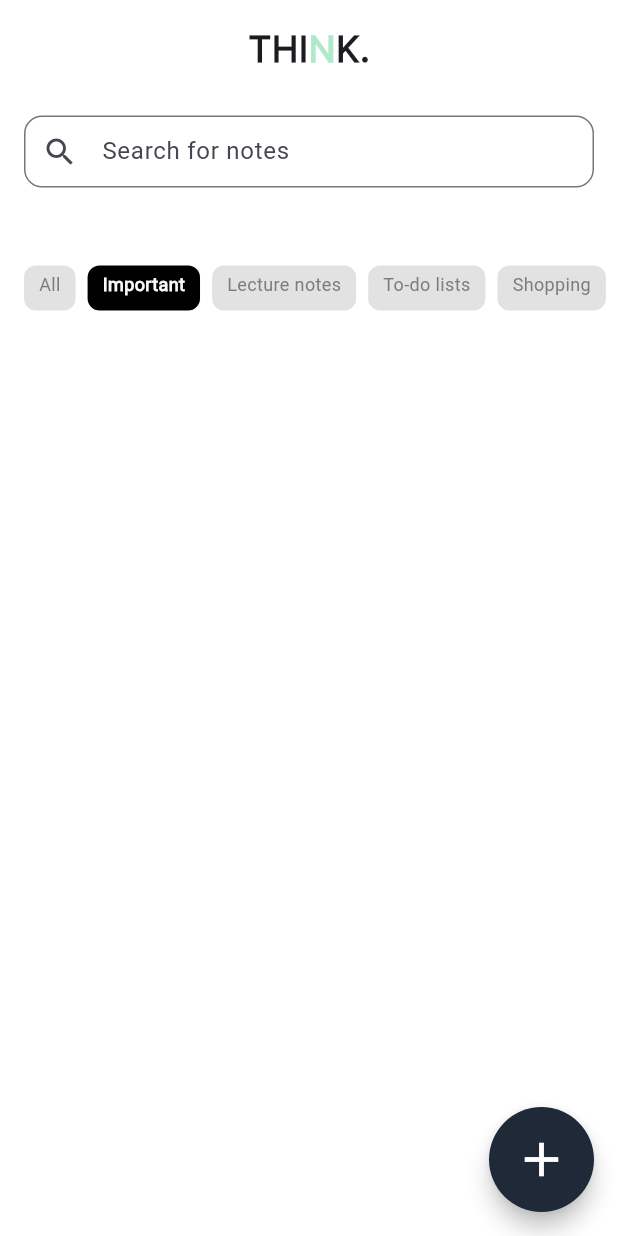
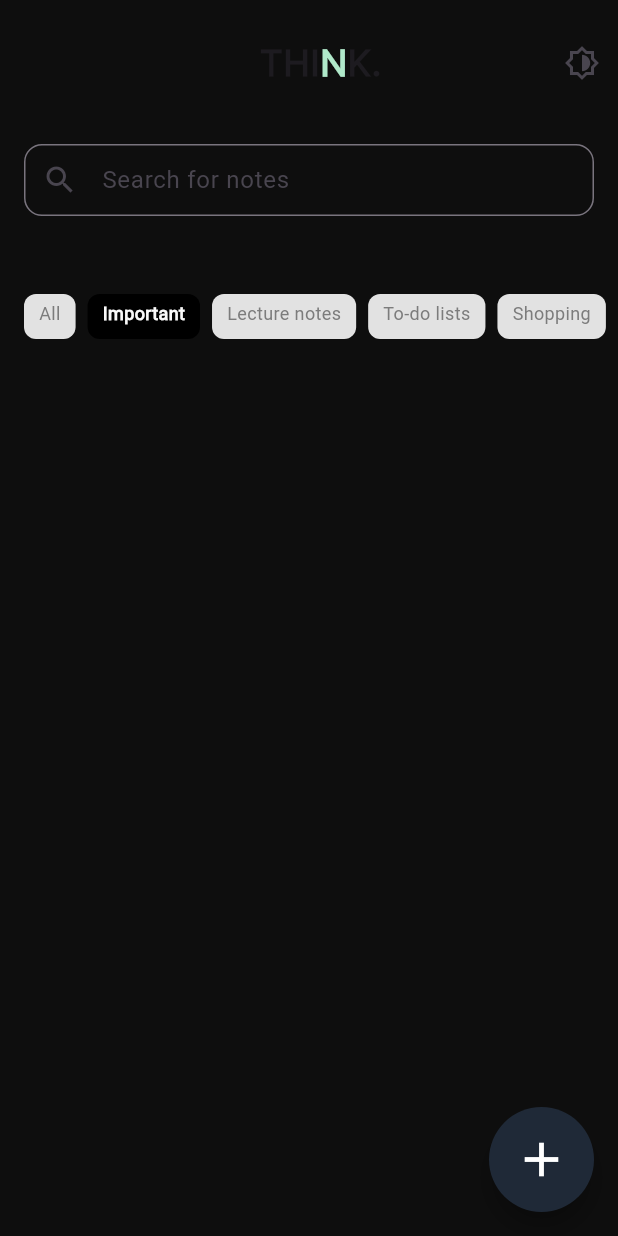
Before and after one commit to a7iiid/note-app, a Flutter app: the screen it shows after launch, after a tap on "Important", on a phone screen of 412 x 824 dp. Run offline on Flutter 3.47's test engine with Material 3 defaults, Android fonts, the phone set to English and light mode, and no system bars; our stand-ins replace awesome_dialog, bloc, dartz, flutter_bloc, go_router, hive and 2 more; accounts and stored records are empty; statements that could not run were skipped.

Commit message:
change mode

```diff
--- /dev/null
+++ b/assets/lang/ar.json
@@ -0,0 +1,3 @@
+{
+
+}
--- /dev/null
+++ b/assets/lang/en.json
@@ -0,0 +1,5 @@
+{
+    "Add note": "Add note",
+    "Title Note":"Title Note",
+    "Note":"Note"
+}
--- /dev/null
+++ b/lib/core/presentaition/lang/lang_state.dart
@@ -0,0 +1,5 @@
+abstract class LangState {}
+
+class InitialStat extends LangState {}
+
+class Languegchang extends LangState {}
--- /dev/null
+++ b/lib/core/presentaition/them_mode/cubit/theem_mode_cubit.dart
@@ -0,0 +1,33 @@
+import 'package:bloc/bloc.dart';
+import 'package:flutter_bloc/flutter_bloc.dart';
+import 'package:meta/meta.dart';
+
+import '../../../servise/helpar/cash_helpar.dart';
+
+part 'theem_mode_state.dart';
+
+class TheemModeCubit extends Cubit<TheemModeState> {
+  TheemModeCubit() : super(TheemModeInitial());
+
+  static get(context) => BlocProvider.of<TheemModeCubit>(context);
+
+  bool isChick = false;
+
+  void LoadTheem() {
+    var chick = CachHelper.boolgetData('isChick');
+    if (chick == null) {
+      isChick = false;
+      CachHelper.putData('isChick', isChick);
+    } else {
+      isChick = chick;
+    }
+    emit(TheemModeChange());
+  }
+
+  void changemode() {
+    isChick = !isChick;
+
+    CachHelper.putData('isChick', isChick)
+        .then((value) => emit(TheemModeChange()));
+  }
+}
--- /dev/null
+++ b/lib/core/presentaition/them_mode/cubit/theem_mode_state.dart
@@ -0,0 +1,8 @@
+part of 'theem_mode_cubit.dart';
+
+@immutable
+sealed class TheemModeState {}
+
+final class TheemModeInitial extends TheemModeState {}
+
+final class TheemModeChange extends TheemModeState {}
--- /dev/null
+++ b/lib/core/servise/helpar/cash_helpar.dart
@@ -0,0 +1,17 @@
+import 'package:shared_preferences/shared_preferences.dart';
+
+class CachHelper {
+  static SharedPreferences? sharedpreferences;
+
+  static init() async {
+    sharedpreferences = await SharedPreferences.getInstance();
+  }
+
+  static Future<bool> putData(String key, bool value) async {
+    return await sharedpreferences!.setBool(key, value) as bool;
+  }
+
+  static boolgetData(String key) {
+    return sharedpreferences!.getBool(key);
+  }
+}
--- /dev/null
+++ b/lib/core/servise/localisation.dart
@@ -0,0 +1,59 @@
+//class localization
+import 'dart:convert';
+
+import 'package:flutter/material.dart';
+import 'package:flutter/services.dart';
+
+class AppLocalizations {
+  final Locale? locale;
+  AppLocalizations({
+    this.locale,
+  });
+
+  static AppLocalizations? of(BuildContext context) {
+    return Localizations.of<AppLocalizations>(context, AppLocalizations);
+  }
+
+  static const LocalizationsDelegate<AppLocalizations> delegate =
+      _AppLocalizationsDelegate();
+
+  late Map<String, String> _localizedStrings;
+
+  Future loadJsonLanguage() async {
+    String jsonString =
+        await rootBundle.loadString("assets/lang/${locale!.languageCode}.json");
+
+    Map<String, dynamic> jsonMap = json.decode(jsonString);
+    _localizedStrings = jsonMap.map((key, value) {
+      return MapEntry(key, value.toString());
+    });
+  }
+
+  String translate(String key) => _localizedStrings[key] ?? "";
+}
+
+class _AppLocalizationsDelegate
+    extends LocalizationsDelegate<AppLocalizations> {
+  const _AppLocalizationsDelegate();
+  @override
+  bool isSupported(Locale locale) {
+    return ['en', 'ar'].contains(locale.languageCode);
+  }
+
+  @override
+  Future<AppLocalizations> load(Locale locale) async {
+    AppLocalizations localizations = AppLocalizations(locale: locale);
+    await localizations.loadJsonLanguage();
+    return localizations;
+  }
+
+  @override
+  bool shouldReload(covariant LocalizationsDelegate<AppLocalizations> old) =>
+      false;
+}
+
+extension TranslateX on String {
+  String tr(BuildContext context) {
+    return AppLocalizations.of(context)!.translate(this);
+  }
+}
--- a/lib/core/them.dart
+++ b/lib/core/them.dart
@@ -4,7 +4,7 @@ import 'package:flutter/material.dart';
 import 'package:flutter/services.dart';
 
 abstract class ThemeApp {
-  static ThemeData themeapp = ThemeData(
+  static ThemeData themeapplight = ThemeData(
     scaffoldBackgroundColor: const Color(0xffFFFFFF),
     appBarTheme: AppBarTheme(
       systemOverlayStyle: SystemUiOverlayStyle(
@@ -14,4 +14,14 @@ abstract class ThemeApp {
       ),
     ),
   );
+  static ThemeData themeappdark = ThemeData(
+    scaffoldBackgroundColor: Color.fromARGB(255, 14, 14, 14),
+    appBarTheme: AppBarTheme(
+      systemOverlayStyle: SystemUiOverlayStyle(
+        statusBarColor: Color.fromARGB(255, 18, 18, 18),
+        statusBarIconBrightness: Brightness.light,
+        statusBarBrightness: Brightness.dark,
+      ),
+    ),
+  );
 }
--- a/lib/fetuers/home/add_note_form.dart
+++ b/lib/fetuers/home/add_note_form.dart
@@ -1,14 +1,8 @@
 // ignore_for_file: public_member_api_docs, sort_constructors_first
 import 'package:flutter/material.dart';
 import 'package:flutter_bloc/flutter_bloc.dart';
-import 'package:hive/hive.dart';
-
 import 'package:note_app/core/constant/colors.dart';
 import 'package:note_app/core/constant/text_style.dart';
-import 'package:note_app/fetuers/models/note_model/NoteModel.dart';
-import 'package:note_app/fetuers/models/note_model/note_servise.dart';
-
-import '../../core/constant/constant.dart';
 import 'presantaion/note/note_cubit.dart';
 import 'widget/color_selecte.dart';
 import 'widget/note_text_filde.dart';
--- a/lib/fetuers/home/edit_note.dart
+++ b/lib/fetuers/home/edit_note.dart
@@ -1,5 +1,6 @@
+// ignore_for_file: must_be_immutable
+
 import 'package:flutter/material.dart';
-import 'package:go_router/go_router.dart';
 import 'package:note_app/core/constant/colors.dart';
 import 'package:note_app/core/constant/text_style.dart';
 import 'package:note_app/fetuers/home/widget/color_selecte.dart';
--- a/lib/fetuers/home/widget/note_list.dart
+++ b/lib/fetuers/home/widget/note_list.dart
@@ -1,3 +1,5 @@
+// ignore_for_file: unnecessary_null_comparison
+
 import 'package:awesome_dialog/awesome_dialog.dart';
 import 'package:flutter/material.dart';
 import 'package:flutter_bloc/flutter_bloc.dart';
@@ -21,7 +23,7 @@ class NoteList extends StatelessWidget {
         if (state is NoteSuccess) {
           return SliverToBoxAdapter(
             child: MasonryGridView.builder(
-              shrinkWrap: true, physics: NeverScrollableScrollPhysics(),
+              shrinkWrap: true, physics: const NeverScrollableScrollPhysics(),
               gridDelegate:
                   const SliverSimpleGridDelegateWithFixedCrossAxisCount(
                       crossAxisCount: 2),
@@ -70,6 +72,7 @@ class NoteList extends StatelessWidget {
                                 Column(
                                   children: [
                                     Text(
+                                      // ignore: unnecessary_null_comparison
                                       searchfilterd != null &&
                                               searchfilterd.isNotEmpty
                                           ? searchfilterd[index].note
--- a/lib/fetuers/search/presantation/search_note/search_note_cubit.dart
+++ b/lib/fetuers/search/presantation/search/search_note_cubit.dart
@@ -1,6 +1,6 @@
-import 'package:bloc/bloc.dart';
+// ignore_for_file: unnecessary_null_comparison
+
 import 'package:flutter_bloc/flutter_bloc.dart';
-import 'package:meta/meta.dart';
 import 'package:note_app/core/constant/constant.dart';
 
 part 'search_note_state.dart';
--- a/lib/fetuers/search/presantation/search_note/search_note_state.dart
+++ b/lib/fetuers/search/presantation/search/search_note_state.dart
@@ -1,6 +1,5 @@
 part of 'search_note_cubit.dart';
 
-@immutable
 sealed class SearchNoteState {}
 
 final class SearchNoteInitial extends SearchNoteState {}
--- a/lib/fetuers/search/search_field.dart
+++ b/lib/fetuers/search/search_field.dart
@@ -1,8 +1,7 @@
 import 'package:flutter/material.dart';
 import 'package:flutter_bloc/flutter_bloc.dart';
-import 'package:go_router/go_router.dart';
 import 'package:note_app/fetuers/home/presantaion/note/note_cubit.dart';
-import 'package:note_app/fetuers/search/presantation/search_note/search_note_cubit.dart';
+import 'package:note_app/fetuers/search/presantation/search/search_note_cubit.dart';
 
 class SearchField extends StatelessWidget {
   SearchField({
@@ -18,7 +17,7 @@ class SearchField extends StatelessWidget {
         builder: (context, state) {
           return Padding(
               padding: const EdgeInsets.symmetric(vertical: 12, horizontal: 16),
-              child: Container(
+              child: SizedBox(
                 height: 70,
                 child: TextField(
                   controller: searchController,
--- a/lib/fetuers/splash/view/widget/splash_body.dart
+++ b/lib/fetuers/splash/view/widget/splash_body.dart
@@ -1,6 +1,5 @@
 import 'package:flutter/material.dart';
 import 'package:go_router/go_router.dart';
-import 'package:note_app/core/constant/text_style.dart';
 import 'package:note_app/core/routes.dart';
 
 import 'title_app.dart';
--- a/lib/fetuers/splash/view/widget/title_app.dart
+++ b/lib/fetuers/splash/view/widget/title_app.dart
@@ -1,5 +1,6 @@
 import 'package:flutter/material.dart';
 import 'package:note_app/core/constant/text_style.dart';
+import 'package:note_app/core/presentaition/them_mode/cubit/theem_mode_cubit.dart';
 
 class TitleApp extends StatelessWidget {
   const TitleApp({
@@ -12,6 +13,9 @@ class TitleApp extends StatelessWidget {
         crossAxisAlignment: CrossAxisAlignment.center,
         mainAxisAlignment: MainAxisAlignment.center,
         children: [
+          SizedBox(
+            width: MediaQuery.sizeOf(context).width * .42,
+          ),
           Text(
             'THI',
             style: style.AppTileStyleSemiBold24,
@@ -24,7 +28,11 @@ class TitleApp extends StatelessWidget {
           Text(
             'K.',
             style: style.AppTileStyleSemiBold24,
-          )
+          ),
+          const Spacer(),
+          IconButton(
+              onPressed: () => TheemModeCubit.get(context).changemode(),
+              icon: Icon(Icons.brightness_6_outlined))
         ]);
   }
 }
--- a/lib/main.dart
+++ b/lib/main.dart
@@ -5,13 +5,17 @@ import 'package:hive/hive.dart';
 import 'package:hive_flutter/adapters.dart';
 import 'package:note_app/BlocObserver.dart';
 import 'package:note_app/core/constant/constant.dart';
+import 'package:note_app/core/presentaition/lang/lang_cubit.dart';
+import 'package:note_app/core/presentaition/them_mode/cubit/theem_mode_cubit.dart';
 import 'package:note_app/core/routes.dart';
 import 'package:note_app/core/them.dart';
 import 'package:note_app/fetuers/home/presantaion/add_note/add_note_cubit.dart';
 import 'package:note_app/fetuers/home/presantaion/note/note_cubit.dart';
 import 'package:note_app/fetuers/models/note_model/NoteModel.dart';
+import 'package:flutter_localizations/flutter_localizations.dart';
 
-import 'fetuers/search/presantation/search_note/search_note_cubit.dart';
+import 'core/servise/helpar/cash_helpar.dart';
+import 'core/servise/localisation.dart';
 
 void main() async {
   Bloc.observer = MyBlocObserver();
@@ -19,31 +23,65 @@ void main() async {
 
   await Hive.initFlutter();
   Hive.registerAdapter(NoteModelAdapter());
-  runApp(const Think());
+  await CachHelper.init();
+  runApp(Think());
 }
 
 class Think extends StatelessWidget {
-  const Think({super.key});
-
+  Think({
+    super.key,
+  });
   @override
   Widget build(BuildContext context) {
     return MultiBlocProvider(
       providers: [
         BlocProvider(create: (context) => NoteCubit(homerepo)..getNote(0)),
         BlocProvider(create: (context) => AddNoteCubit()),
+        BlocProvider(create: (context) => TheemModeCubit()..LoadTheem()),
       ],
-      child: MaterialApp.router(
-        theme: ThemeApp.themeapp,
+      child: BlocBuilder<TheemModeCubit, TheemModeState>(
+        builder: (context, state) {
+          return MaterialApp.router(
+            //Localization lang
+
+            // supportedLocales: const [Locale('en'), Locale('ar')],
+            // localizationsDelegates: const [
+            //   AppLocalizations.delegate,
+            //   GlobalMaterialLocalizations.delegate,
+            //   GlobalWidgetsLocalizations.delegate,
+            //   GlobalCupertinoLocalizations.delegate
+            // ],
+            // localeResolutionCallback: (deviceLocale, supportedLocales) {
+            //   for (var locale in supportedLocales) {
+            //     if (deviceLocale != null &&
+            //         deviceLocale.languageCode == locale.languageCode) {
+            //       return deviceLocale;
+            //     }
+            //   }
+
+            //   return supportedLocales.first;
+            // },
+            theme: TheemModeCubit.get(context).isChick
+                ? ThemeApp.themeapplight
+                : ThemeApp.themeappdark,
             debugShowCheckedModeBanner: false,
             routerConfig: routes,
             builder: (context, child) {
               return AnnotatedRegion<SystemUiOverlayStyle>(
-            value: const SystemUiOverlayStyle(
-              statusBarColor: Color(0xffF2F2F2),
-              statusBarIconBrightness: Brightness.dark,
-              statusBarBrightness: Brightness.light,
+                value: SystemUiOverlayStyle(
+                  statusBarColor: TheemModeCubit.get(context).isChick
+                      ? Color(0xffF2F2F2)
+                      : Color.fromARGB(255, 18, 18, 18),
+                  statusBarIconBrightness: TheemModeCubit.get(context).isChick
+                      ? Brightness.dark
+                      : Brightness.light,
+                  statusBarBrightness: TheemModeCubit.get(context).isChick
+                      ? Brightness.light
+                      : Brightness.dark,
                 ),
                 child: child!,
+              );
+            },
           );
         },
       ),
--- a/pubspec.yaml
+++ b/pubspec.yaml
@@ -36,6 +36,7 @@ dependencies:
   flutter:
     sdk: flutter
   flutter_bloc: ^8.1.3
+  flutter_localization: ^0.2.0
   flutter_staggered_grid_view: ^0.7.0
   flutter_svg: ^2.0.9
   go_router: ^13.0.1
```
Also changed, not shown: lib/core/presentaition/lang/lang_cubit.dart (added, +31 -0 lines), pubspec.lock, 7 other files. Lines whose indentation alone changed are shown as unchanged.
